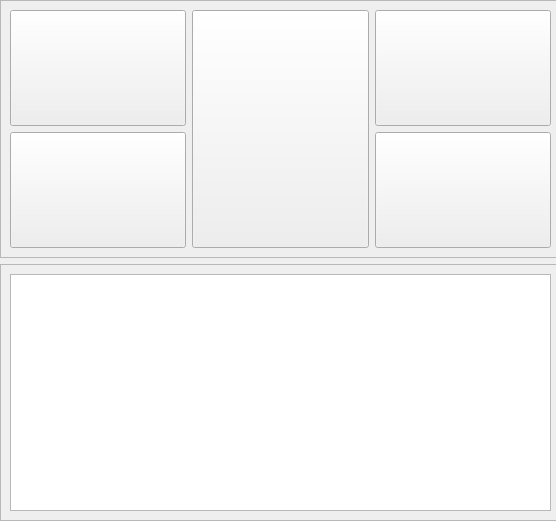
Before: the Qt Designer form Indi-Cosmos/telescopio.ui in eyehalcon97/Indi-Cosmos, drawn with Qt 5.
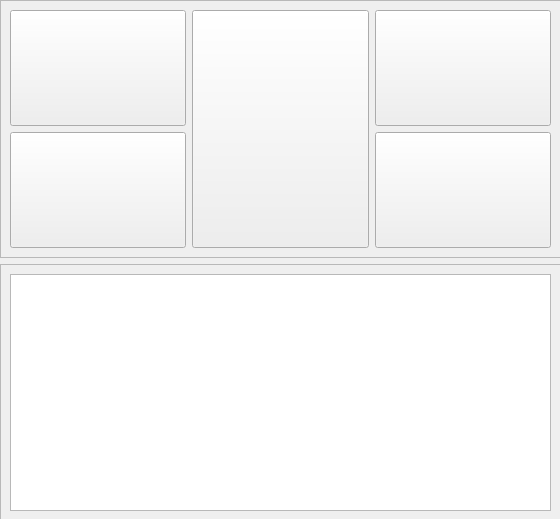
After: the same form once the commit is applied. Icons and pictures are not drawn.

Patch:
```diff
--- a/Indi-Cosmos/telescopio.ui
+++ b/Indi-Cosmos/telescopio.ui
@@ -6,8 +6,8 @@
    <rect>
     <x>0</x>
     <y>0</y>
-    <width>556</width>
-    <height>521</height>
+    <width>560</width>
+    <height>519</height>
    </rect>
   </property>
   <property name="sizePolicy">
```
